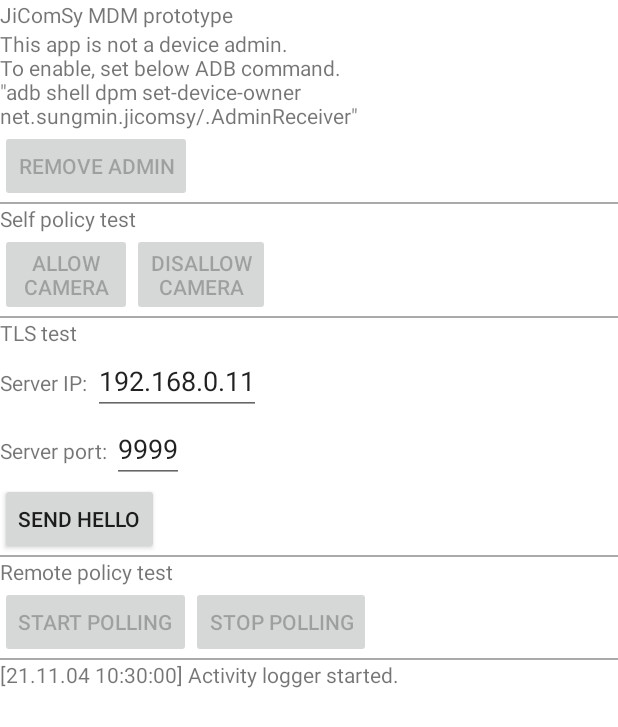
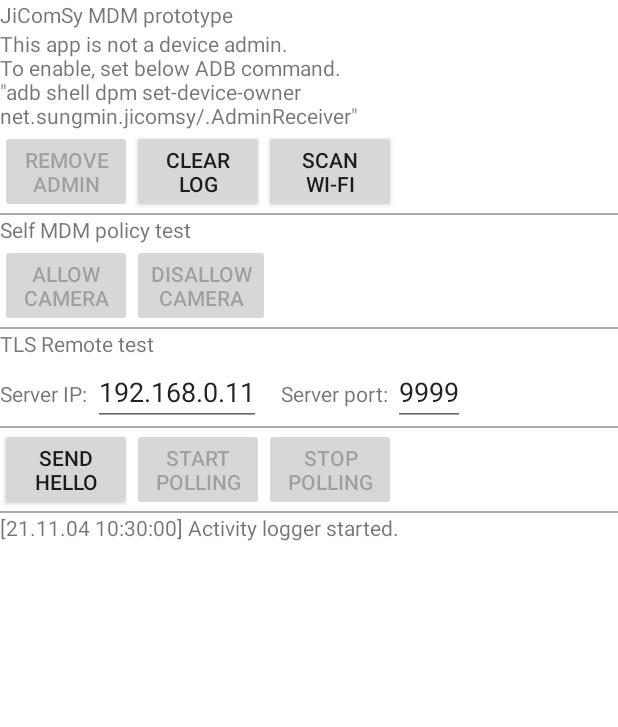
Before and after one commit to sungmin-net/AndroidMdmClient_Coursework, an Android app: the screen it shows after launch (MainActivity), on a phone screen of 412 x 824 dp. Shown: the top 727 px of the screen. Run offline under Robolectric (Android 15) with nearby library versions, the phone set to English and light mode, and no system bars.

Commit message:
211104 code sync - apply MDM policy under public area

```diff
--- a/app/src/main/AndroidManifest.xml
+++ b/app/src/main/AndroidManifest.xml
@@ -6,6 +6,9 @@
     <uses-permission android:name="android.permission.INTERNET"/>
     <uses-permission android:name="android.permission.RECEIVE_BOOT_COMPLETED" />
     <uses-permission android:name="android.permission.FOREGROUND_SERVICE"/>
+    <uses-permission android:name="android.permission.CHANGE_WIFI_STATE"/>
+    <uses-permission android:name="android.permission.ACCESS_WIFI_STATE"/>
+    <uses-permission android:name="android.permission.ACCESS_FINE_LOCATION"/>
 
     <application
         android:allowBackup="true"
--- a/app/src/main/java/net/sungmin/jicomsy/AdminReceiver.java
+++ b/app/src/main/java/net/sungmin/jicomsy/AdminReceiver.java
@@ -18,7 +18,7 @@ public class AdminReceiver extends DeviceAdminReceiver {
         DevicePolicyManager dpm =
                 (DevicePolicyManager) context.getSystemService(Context.DEVICE_POLICY_SERVICE);
         ComponentName cn = getComponentName(context);
-        dpm.setProfileName(cn, "URAN Device admin");
+        dpm.setProfileName(cn, "JICOMSY Device admin");
     }
 
     public static ComponentName getComponentName(Context context) {
--- a/app/src/main/java/net/sungmin/jicomsy/MainActivity.java
+++ b/app/src/main/java/net/sungmin/jicomsy/MainActivity.java
@@ -1,5 +1,6 @@
 package net.sungmin.jicomsy;
 
+import android.Manifest;
 import android.app.Activity;
 import android.app.admin.DevicePolicyManager;
 import android.content.BroadcastReceiver;
@@ -7,6 +8,7 @@ import android.content.ComponentName;
 import android.content.Context;
 import android.content.Intent;
 import android.content.IntentFilter;
+import android.content.pm.PackageManager;
 import android.net.ConnectivityManager;
 import android.net.NetworkInfo;
 import android.os.Bundle;
@@ -16,6 +18,8 @@ import android.view.View;
 import android.widget.Button;
 import android.widget.EditText;
 import android.widget.TextView;
+
+import androidx.appcompat.app.AppCompatActivity;
 
 import java.text.SimpleDateFormat;
 import java.util.Date;
@@ -36,6 +40,8 @@ public class MainActivity extends Activity {
     Button mBtnSendHello;
     Button mBtnStartPolling;
     Button mBtnStopPolling;
+    Button mBtnScanWifi;
+    Button mBtnClearLog;
 
     EditText mEtServerIp;
     EditText mEtServerPort;
@@ -114,9 +120,10 @@ public class MainActivity extends Activity {
                 activityLog("Camera disallowed.");
             }
         });
-        mBtnSendHello = findViewById(R.id.btn_send_hello);
+
         mEtServerIp = findViewById(R.id.et_server_ip);
         mEtServerPort = findViewById(R.id.et_server_port);
+        mBtnSendHello = findViewById(R.id.btn_send_hello);
         mBtnSendHello.setOnClickListener(new View.OnClickListener() {
 
             @Override
@@ -125,6 +132,16 @@ public class MainActivity extends Activity {
                 mServiceIntent.setAction(AdminService.ACTION_SEND_HELLO);
                 mServiceIntent.putExtra("SERVER_IP", getServerIp());
                 mServiceIntent.putExtra("SERVER_PORT", getServerPort());
+                startService(mServiceIntent);
+            }
+        });
+
+        mBtnScanWifi = findViewById(R.id.btn_scan_wifi);
+        mBtnScanWifi.setOnClickListener(new View.OnClickListener() {
+            @Override
+            public void onClick(View view) {
+                Log.i(LOG_TAG, "Scan wifi clicked.");
+                mServiceIntent.setAction(AdminService.ACTION_SCAN_WIFI);
                 startService(mServiceIntent);
             }
         });
@@ -156,12 +173,33 @@ public class MainActivity extends Activity {
                 mIsPolling = false;
             }
         });
+
+        mBtnClearLog = findViewById(R.id.btn_clear_log);
+        mBtnClearLog.setOnClickListener(new View.OnClickListener() {
+
+            @Override
+            public void onClick(View view) {
+                mTxtActivityLogger.setText("[" + getTime() + "] Activity logger cleared.");
+            }
+        });
+
+
     }
+
+//    @Override
+//    public void onRequestPermissionsResult(int requestCode, String[] permissions,
+//            int[] grantResults) {
+//        Log.d(LOG_TAG, "onRequestPermissionsResult()");
+//        if (requestCode == 0 && grantResults[0] != PackageManager.PERMISSION_GRANTED) {
+//            // TODO - just finish()?
+//        }
+//    }
 
     @Override
     protected void onResume() {
         super.onResume();
         Log.d(LOG_TAG, "onResumed");
+
         Log.d(LOG_TAG, "onResumed" + getApplicationContext().getPackageName());
         boolean isDeviceOwner = mDpm.isDeviceOwnerApp(mPackageName);
         if (isDeviceOwner) {
@@ -184,8 +222,10 @@ public class MainActivity extends Activity {
 
         if (isConnected) {
             mBtnSendHello.setEnabled(true);
+            mBtnScanWifi.setEnabled(true);
         } else {
             mBtnSendHello.setEnabled(false);
+            mBtnScanWifi.setEnabled(false);
         }
 
         if (isConnected && isDeviceOwner) {
@@ -199,6 +239,15 @@ public class MainActivity extends Activity {
         } else {
             mBtnStopPolling.setEnabled(false);
             mBtnStartPolling.setEnabled(false);
+        }
+
+        if (checkSelfPermission(Manifest.permission.ACCESS_FINE_LOCATION)
+                != PackageManager.PERMISSION_GRANTED) {
+            Log.d(LOG_TAG, "ACCESS_FINE_LOCATION is not allowed.");
+            activityLog("Allow location permission in Settings to scan wifi.");
+            mBtnScanWifi.setEnabled(false);
+        } else {
+            mBtnScanWifi.setEnabled(true);
         }
 
         registerReceiver(mReceiver, new IntentFilter(ACTIVITY_LOG));
@@ -227,7 +276,7 @@ public class MainActivity extends Activity {
     }
 
     protected void activityLog(String msg) {
-        mTxtActivityLogger.append("\n [" + getTime() + "] " + msg);
+        mTxtActivityLogger.append("\n[" + getTime() + "] " + msg);
     }
 
     private String getTime() {
--- a/app/src/main/res/layout/activity_main.xml
+++ b/app/src/main/res/layout/activity_main.xml
@@ -19,22 +19,38 @@
         android:layout_height="wrap_content"
         android:id="@+id/txt_is_device_owner"/>
 
-    <Button
-        android:layout_width="wrap_content"
+    <LinearLayout
+        android:layout_width="match_parent"
         android:layout_height="wrap_content"
-        android:id="@+id/btn_remove_admin"
-        android:text="Remove admin"
-        android:enabled="false"/>
+        android:orientation="horizontal"
+        >
+        <Button
+            android:layout_width="wrap_content"
+            android:layout_height="wrap_content"
+            android:id="@+id/btn_remove_admin"
+            android:text="Remove\nadmin"
+            android:enabled="false"/>
+        <Button
+            android:layout_width="wrap_content"
+            android:layout_height="wrap_content"
+            android:id="@+id/btn_clear_log"
+            android:text="Clear\nLog"
+            android:enabled="true"/>
+        <Button
+            android:layout_width="wrap_content"
+            android:layout_height="wrap_content"
+            android:id="@+id/btn_scan_wifi"
+            android:text="Scan\nWi-Fi"
+            android:enabled="false"/>
+    </LinearLayout>
     <View
         android:layout_width="match_parent"
         android:layout_height="1dp"
         android:background="@android:color/darker_gray"/>
-
     <TextView
         android:layout_width="wrap_content"
         android:layout_height="wrap_content"
-        android:text="Self policy test"/>
-
+        android:text="Self MDM policy test"/>
     <LinearLayout
         android:layout_width="match_parent"
         android:layout_height="wrap_content"
@@ -44,26 +60,23 @@
             android:layout_width="wrap_content"
             android:layout_height="wrap_content"
             android:id="@+id/btn_allow_camera"
-            android:text="Allow\ncamera"
+            android:text="Allow\nCamera"
             android:enabled="false"/>
         <Button
             android:layout_width="wrap_content"
             android:layout_height="wrap_content"
             android:id="@+id/btn_disallow_camera"
-            android:text="Disallow\ncamera"
+            android:text="Disallow\nCamera"
             android:enabled="false"/>
     </LinearLayout>
-
     <View
         android:layout_width="match_parent"
         android:layout_height="1dp"
         android:background="@android:color/darker_gray"/>
-
     <TextView
         android:layout_width="wrap_content"
         android:layout_height="wrap_content"
-        android:text="TLS test"/>
-
+        android:text="TLS Remote test"/>
     <LinearLayout
         android:layout_width="wrap_content"
         android:layout_height="wrap_content"
@@ -77,37 +90,20 @@
             android:layout_height="wrap_content"
             android:id="@+id/et_server_ip"
             android:text="192.168.0.11" />
-    </LinearLayout>
-
-    <LinearLayout
-        android:layout_width="wrap_content"
-        android:layout_height="wrap_content"
-        android:orientation="horizontal">
         <TextView
             android:layout_width="wrap_content"
             android:layout_height="wrap_content"
-            android:text="Server port: "/>
+            android:text="\tServer port: "/>
         <EditText
             android:layout_width="match_parent"
             android:layout_height="wrap_content"
             android:id="@+id/et_server_port"
             android:text="9999" />
     </LinearLayout>
-
-    <Button
-        android:layout_width="wrap_content"
-        android:layout_height="wrap_content"
-        android:id="@+id/btn_send_hello"
-        android:text="Send hello"
-        android:enabled="false"/>
     <View
         android:layout_width="match_parent"
         android:layout_height="1dp"
         android:background="@android:color/darker_gray"/>
-    <TextView
-        android:layout_width="wrap_content"
-        android:layout_height="wrap_content"
-        android:text="Remote policy test"/>
     <LinearLayout
         android:layout_width="match_parent"
         android:layout_height="wrap_content"
@@ -116,14 +112,20 @@
         <Button
             android:layout_width="wrap_content"
             android:layout_height="wrap_content"
+            android:id="@+id/btn_send_hello"
+            android:text="Send\nHello"
+            android:enabled="false"/>
+        <Button
+            android:layout_width="wrap_content"
+            android:layout_height="wrap_content"
             android:id="@+id/btn_start_polling"
-            android:text="Start polling"
+            android:text="Start\nPolling"
             android:enabled="false"/>
         <Button
             android:layout_width="wrap_content"
             android:layout_height="wrap_content"
             android:id="@+id/btn_stop_polling"
-            android:text="Stop polling"
+            android:text="Stop\nPolling"
             android:enabled="false"/>
     </LinearLayout>
     <View
```
Also changed, not shown: app/src/main/java/net/sungmin/jicomsy/AdminService.java (+98 -6 lines).
